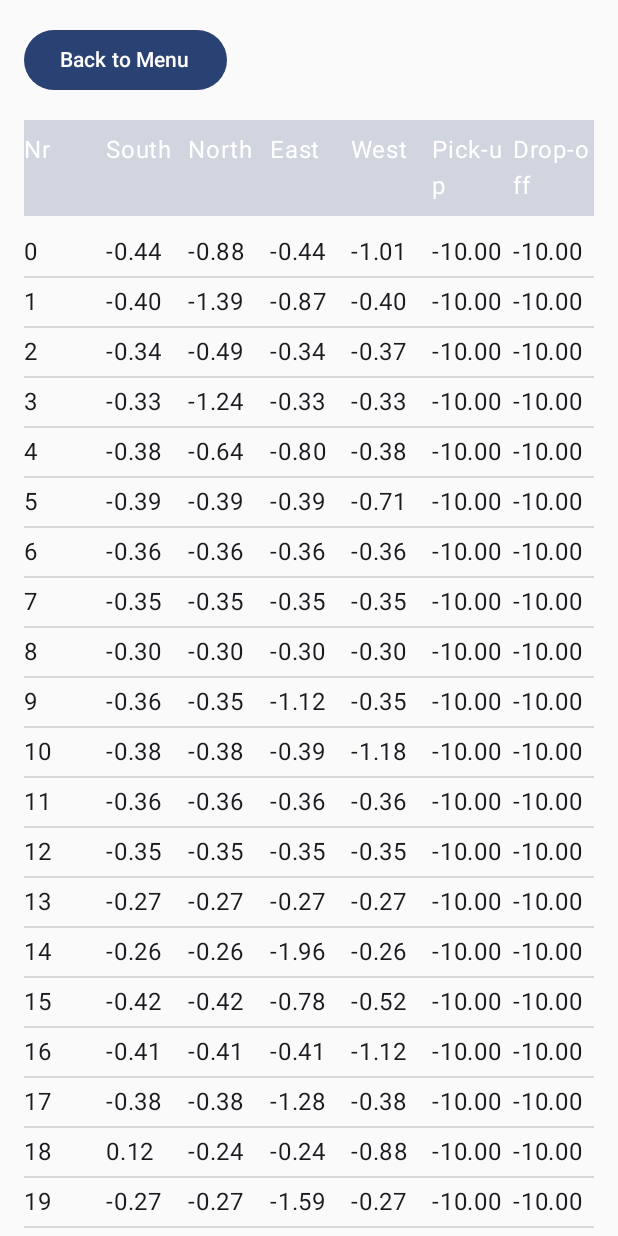
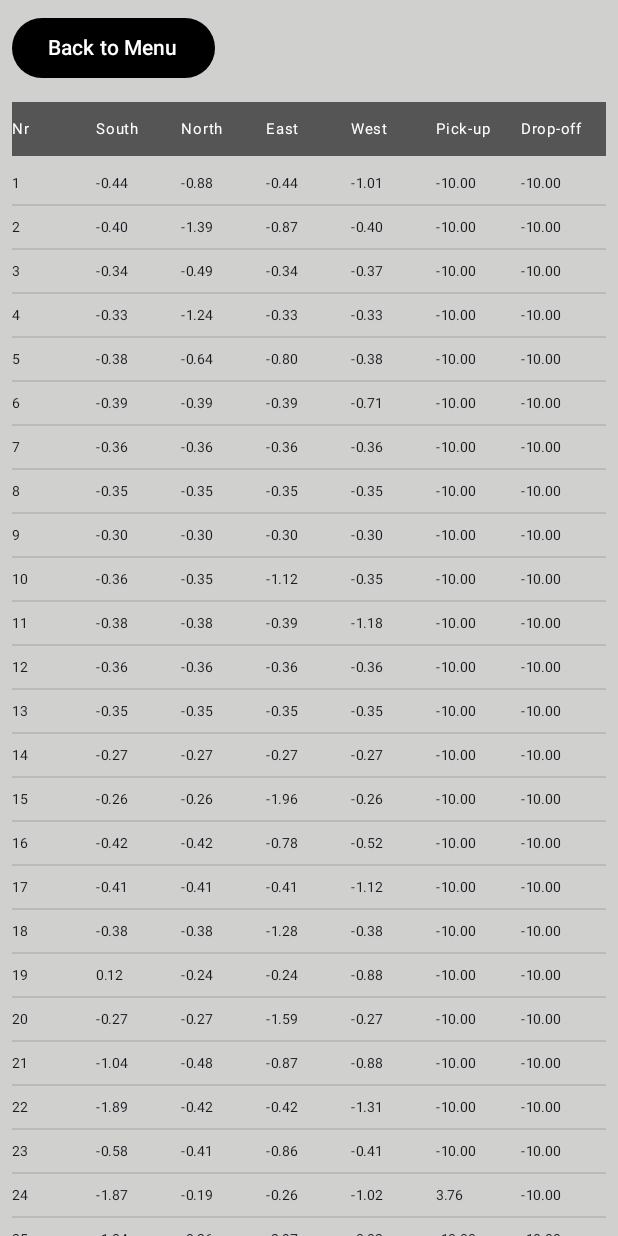
Before and after one commit to AhmedSabaawi/AMD_ML, an Android app built with Jetpack Compose: the screen it shows after launch (MainActivity), after a tap on "QTABLE", on a phone screen of 412 x 824 dp. Run offline under Robolectric (Android 15) with nearby library versions, the phone set to English and light mode, and no system bars.

Commit message:
Updated Qtable, Added Instructions

```diff
--- a/app/src/main/java/com/example/ai_taxi/ui/screens/MainMenu.kt
+++ b/app/src/main/java/com/example/ai_taxi/ui/screens/MainMenu.kt
@@ -1,5 +1,6 @@
 package com.example.ai_taxi.ui.screens
 
+import androidx.compose.foundation.Image
 import androidx.compose.foundation.background
 import androidx.compose.foundation.layout.Arrangement
 import androidx.compose.foundation.layout.Box
@@ -8,21 +9,33 @@ import androidx.compose.foundation.layout.fillMaxSize
 import androidx.compose.foundation.layout.fillMaxWidth
 import androidx.compose.foundation.layout.height
 import androidx.compose.foundation.layout.padding
+import androidx.compose.foundation.layout.size
+import androidx.compose.material3.IconButton
+import androidx.compose.material3.Text
 import androidx.compose.runtime.Composable
+import androidx.compose.runtime.getValue
+import androidx.compose.runtime.mutableStateOf
+import androidx.compose.runtime.remember
+import androidx.compose.runtime.setValue
 import androidx.compose.ui.Alignment
 import androidx.compose.ui.Modifier
 import androidx.compose.ui.graphics.Color
 import androidx.compose.ui.unit.dp
+import androidx.compose.ui.unit.sp
 import androidx.lifecycle.viewmodel.compose.viewModel
 import androidx.navigation.NavController
+import com.example.ai_taxi.R
 import com.example.ai_taxi.components.ButtonBox
+import com.example.ai_taxi.components.ViewImage
 import com.example.ai_taxi.components.logo
 import com.example.ai_taxi.viewmodels.TaxiGameViewModel
 
 @Composable
-fun MainMenu(navController: NavController, viewModel: TaxiGameViewModel = viewModel()){
+fun MainMenu(navController: NavController, viewModel: TaxiGameViewModel = viewModel()) {
 
     val backgroundColor = Color(0xFFD0D0CF)
+    var showImage by remember { mutableStateOf(false) }
+    val imageResId = R.drawable.instructions
 
     Column(
         modifier = Modifier
@@ -41,17 +54,29 @@ fun MainMenu(navController: NavController, viewModel: TaxiGameViewModel = viewMo
             logo()
         }
 
-        ButtonBox(text = "START"){
+        ButtonBox(text = "START") {
             navController.navigate("Start")
         }
         ButtonBox(text = "MENU") {
             navController.navigate("menu") // Navigate to the Menu screen
         }
         ButtonBox(text = "RESET")
-        ButtonBox(text = "QTABLE"){
-            navController.navigate( "Qtable" )
+        ButtonBox(text = "QTABLE") {
+            navController.navigate("Qtable")
+        }
+
+        IconButton(
+            onClick = { showImage = true },
+            modifier = Modifier.size(30.dp)
+        ) {
+            Text(text = "?", fontSize = 18.sp, color = Color.Black)
+        }
+
+        // Show Image when showImage is true
+        if (showImage) {
+            ViewImage(imageResId = imageResId) {
+                showImage = false // Dismiss the image view when needed
+            }
         }
     }
-
-
 }
--- a/app/src/main/java/com/example/ai_taxi/ui/screens/QTable.kt
+++ b/app/src/main/java/com/example/ai_taxi/ui/screens/QTable.kt
@@ -10,6 +10,7 @@ import androidx.compose.foundation.layout.*
 import androidx.compose.foundation.verticalScroll
 import androidx.compose.foundation.rememberScrollState
 import androidx.compose.material3.Button
+import androidx.compose.material3.ButtonDefaults
 import androidx.compose.material3.Divider
 import androidx.compose.material3.MaterialTheme
 import androidx.compose.ui.Modifier
@@ -30,46 +31,50 @@ fun QTable( navController: NavController , qValues: Array<FloatArray>) { // Add
     Column(
         modifier = Modifier
             .fillMaxSize()
+            .background(Color(0xFFD0D0CF))
             .verticalScroll(rememberScrollState())
-            .padding(16.dp) // Added padding for better spacing
+            .padding(8.dp) // Added padding for better spacing
     ) {
         // Back Button to return to the main menu
         Button(
             onClick = { navController.popBackStack() }, // Navigates back to the previous screen
-            modifier = Modifier.padding(bottom = 16.dp)
+            modifier = Modifier.padding(bottom = 12.dp),
+            colors = ButtonDefaults.buttonColors(Color.Black)
         ) {
-            Text("Back to Menu")
+
+            Text("Back to Menu", color = Color.White)
         }
         // Table headers
         Row(
             modifier = Modifier
                 .fillMaxWidth()
-                .background(MaterialTheme.colorScheme.primary.copy(alpha = 0.2f))
-                .padding(vertical = 8.dp)
+                .background(Color(0xFF555555))
+                .padding(vertical = 6.dp)
+
         ) {
             listOf("Nr", "South", "North", "East", "West", "Pick-up", "Drop-off").forEach { header ->
                 Text(
                     text = header,
-                    fontSize = 16.sp,
+                    fontSize = 10.sp,
                     modifier = Modifier.weight(1f),
                     color = MaterialTheme.colorScheme.onPrimary
                 )
             }
         }
 
-        Spacer(modifier = Modifier.height(8.dp))
+        Spacer(modifier = Modifier.height(4.dp))
 
         // Table rows
         qValues.forEachIndexed { state, actions ->
             Row(
                 modifier = Modifier
                     .fillMaxWidth()
-                    .padding(vertical = 4.dp)
+                    .padding(vertical = 2.dp)
             ) {
                 // State column
                 Text(
-                    text = "$state",
-                    fontSize = 16.sp,
+                    text = "${state + 1}",
+                    fontSize = 9.sp,
                     modifier = Modifier.weight(1f),
                     color = MaterialTheme.colorScheme.onBackground
                 )
@@ -77,7 +82,7 @@ fun QTable( navController: NavController , qValues: Array<FloatArray>) { // Add
                 actions.forEach { qValue ->
                     Text(
                         text = "${"%.2f".format(qValue)}",
-                        fontSize = 16.sp,
+                        fontSize = 9.sp,
                         modifier = Modifier.weight(1f),
                         color = MaterialTheme.colorScheme.onBackground
                     )
--- a/app/src/main/java/com/example/ai_taxi/viewmodels/TaxiGameViewModel.kt
+++ b/app/src/main/java/com/example/ai_taxi/viewmodels/TaxiGameViewModel.kt
@@ -10,7 +10,8 @@ import kotlinx.coroutines.flow.MutableStateFlow
 import kotlinx.coroutines.flow.StateFlow
 import kotlin.math.log
 
-class TaxiGameViewModel : ViewModel() {
+class
+TaxiGameViewModel : ViewModel() {
     private val _rewardHistory = MutableStateFlow(listOf<Float>())
     val rewardHistory: StateFlow<List<Float>> get() = _rewardHistory
 
```
Also changed, not shown: app/src/main/java/com/example/ai_taxi/components/ShowImage.kt (added, +40 -0 lines), app/src/main/res/drawable-nodpi/instructions.png (added).
